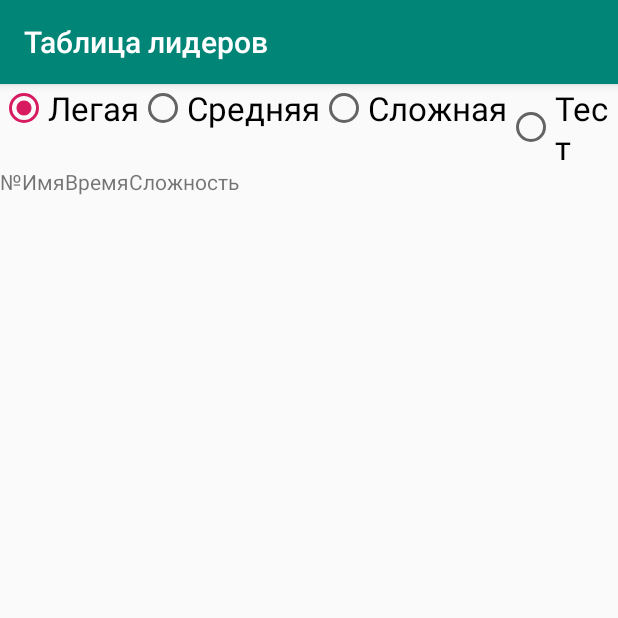
After one commit to BorshWSC/Sudoku, an Android app: the LeaderBoard screen opened directly, with no data from a screen before it, on a phone screen of 412 x 824 dp, the top half of it. The commit adds this screen. Run offline under Robolectric (Android 15) with nearby library versions, the phone set to English and light mode, and no system bars.

Commit message:
Add displaying from saved data in leader Board

```diff
--- a/app/src/main/AndroidManifest.xml
+++ b/app/src/main/AndroidManifest.xml
@@ -10,7 +10,8 @@
         android:screenOrientation="portrait"
         android:supportsRtl="true"
         android:theme="@style/AppTheme">
-        <activity android:name=".view.ResultActivity"></activity>
+        <activity android:name=".view.LeaderBoard"></activity>
+        <activity android:name=".view.ResultActivity" />
         <activity android:name=".view.EndOfGameActivity" />
         <activity android:name=".view.MainMenu">
             <intent-filter>
--- /dev/null
+++ b/app/src/main/java/ru/tpu/msk30/sudoku/save/DataController.kt
@@ -0,0 +1,53 @@
+package ru.tpu.msk30.sudoku.save
+
+
+class DataController {
+
+    companion object{
+
+        fun readData(dbHelper: ResultDataDbHelper): MutableMap<String, MutableList<Any>>{
+
+            val map = mutableMapOf<String, MutableList<Any>>()
+
+            val db = dbHelper.readableDatabase
+            val projection = arrayOf(ResultDataContract.ResultDataEntry.COLUMN_NAME_USER_NAME, ResultDataContract.ResultDataEntry.COLUMN_NAME_TIME, ResultDataContract.ResultDataEntry.COLUMN_NAME_DIFFICULTY)
+            val sortOrder = "${ResultDataContract.ResultDataEntry.COLUMN_NAME_TIME} ASC"
+            val cursor = db.query(
+                ResultDataContract.ResultDataEntry.TABLE_NAME,
+                projection,
+                null,
+                null,
+                null,
+                null,
+                sortOrder
+            )
+
+            val userTimes = mutableListOf<Any>()
+            val userNames = mutableListOf<Any>()
+            val difficulties = mutableListOf<Any>()
+            with(cursor){
+
+                while(moveToNext()){
+                    val name = getString(getColumnIndexOrThrow(ResultDataContract.ResultDataEntry.COLUMN_NAME_USER_NAME))
+                    val difficulty = getString(getColumnIndexOrThrow(ResultDataContract.ResultDataEntry.COLUMN_NAME_DIFFICULTY))
+                    val time = getLong(getColumnIndexOrThrow(ResultDataContract.ResultDataEntry.COLUMN_NAME_TIME))
+
+                    userNames.add(name)
+                    userTimes.add(time)
+                    difficulties.add(difficulty)
+                }
+
+            }
+
+            map.put("name", userNames)
+            map.put("time", userTimes)
+            map.put("difficulty", difficulties)
+
+
+            return map
+        }
+
+
+    }
+
+}
--- a/app/src/main/java/ru/tpu/msk30/sudoku/save/ResultDataContract.kt
+++ b/app/src/main/java/ru/tpu/msk30/sudoku/save/ResultDataContract.kt
@@ -15,8 +15,8 @@ object ResultDataContract {
         "CREATE TABLE ${ResultDataEntry.TABLE_NAME} (" +
                 "${BaseColumns._ID} INTEGER PRIMARY KEY," +
                 "${ResultDataEntry.COLUMN_NAME_USER_NAME} TEXT," +
-                "${ResultDataEntry.COLUMN_NAME_TIME} INTEGER)," +
-                "${ResultDataEntry.COLUMN_NAME_DIFFICULTY} TEXT "
+                "${ResultDataEntry.COLUMN_NAME_TIME} INTEGER," +
+                "${ResultDataEntry.COLUMN_NAME_DIFFICULTY} TEXT) "
 
     const val SQL_DELETE_ENTRIES = "DROP TABLE IF EXISTS ${ResultDataEntry.TABLE_NAME}"
 }
--- a/app/src/main/java/ru/tpu/msk30/sudoku/view/EndOfGameActivity.kt
+++ b/app/src/main/java/ru/tpu/msk30/sudoku/view/EndOfGameActivity.kt
@@ -1,7 +1,7 @@
 package ru.tpu.msk30.sudoku.view
 
 import android.content.ContentValues
-import android.content.RestrictionEntry
+import android.content.Intent
 import androidx.appcompat.app.AppCompatActivity
 import android.os.Bundle
 import kotlinx.android.synthetic.main.activity_end_of_game.*
@@ -31,7 +31,9 @@ class EndOfGameActivity : AppCompatActivity() {
 
             val newRowId = db?.insert(ResultDataContract.ResultDataEntry.TABLE_NAME, null, values)
 
-
+            val newIntent = Intent(this, ResultActivity::class.java)
+            newIntent.putExtra("difficulty", intent.getStringExtra("difficulty")?.toString())
+            startActivity(newIntent)
         }
     }
 }
--- /dev/null
+++ b/app/src/main/java/ru/tpu/msk30/sudoku/view/LeaderBoard.kt
@@ -0,0 +1,135 @@
+package ru.tpu.msk30.sudoku.view
+
+import androidx.appcompat.app.AppCompatActivity
+import android.os.Bundle
+import android.view.LayoutInflater
+import android.view.View
+import android.widget.RadioButton
+import android.widget.TableRow
+import android.widget.TextView
+import kotlinx.android.synthetic.main.activity_leader_board.*
+import kotlinx.android.synthetic.main.table_row.*
+import ru.tpu.msk30.sudoku.R
+import ru.tpu.msk30.sudoku.save.DataController
+import ru.tpu.msk30.sudoku.save.ResultDataDbHelper
+
+class LeaderBoard : AppCompatActivity() {
+
+    private lateinit var dbHelper: ResultDataDbHelper
+
+    private var userNames: MutableList<Any> = mutableListOf()
+    private var userTimes: MutableList<Any> = mutableListOf()
+    private  var difficulties: MutableList<Any> = mutableListOf()
+    private var difficulty = ""
+
+    private var currentUserNames: MutableList<Any> = mutableListOf()
+    private var currentUserTimes: MutableList<Any> = mutableListOf()
+    private  var currentDifficulties: MutableList<Any> = mutableListOf()
+
+    override fun onCreate(savedInstanceState: Bundle?) {
+        super.onCreate(savedInstanceState)
+        setContentView(R.layout.activity_leader_board)
+        title = "Таблица лидеров"
+
+        dbHelper = ResultDataDbHelper(this)
+
+        val data = DataController.readData(dbHelper)
+
+        data["name"]?.let{
+            userNames = it
+        }
+
+        data["time"]?.let {
+            userTimes = it
+        }
+
+        data["difficulty"]?.let {
+            difficulties = it
+        }
+
+        lowDifficultyRadioButton.isChecked = true
+        onRadioButtonClick(lowDifficultyRadioButton)
+
+    }
+
+    private fun showLeaderBoard(){
+
+        val size = currentUserNames.size
+
+        addRow("№", "Имя", "Время", "Сложность")
+
+        for(i in 0 until size){
+            addRow((i + 1).toString(), currentUserNames[i] as String, currentUserTimes[i].toString(), currentDifficulties[i] as String)
+        }
+
+
+
+    }
+
+    private fun addRow(number:String, name:String, time:String, difficulty: String){
+        val inflater = LayoutInflater.from(this)
+        val tableRow: TableRow = inflater.inflate(R.layout.table_row, null) as TableRow
+        val serialNumberView: TextView = tableRow.findViewById(R.id.serialNumberCol)
+        serialNumberView.text = number
+
+        val nameView: TextView = tableRow.findViewById(R.id.nameCol)
+        nameView.text = name
+
+        val timeView: TextView = tableRow.findViewById(R.id.timeCol)
+        timeView.text = time
+
+        val difficultyView: TextView = tableRow.findViewById(R.id.difficultyCol)
+        difficultyView.text = difficulty
+
+        leaderBoardTable.addView(tableRow)
+    }
+
+    private fun select(){
+        val size = userNames.size
+        currentUserNames = mutableListOf()
+        currentUserTimes = mutableListOf()
+        currentDifficulties = mutableListOf()
+        leaderBoardTable.removeAllViews()
+        for (i in 0 until size){
+            if(difficulties[i] == difficulty){
+                currentUserNames.add(userNames[i])
+                currentUserTimes.add(userTimes[i])
+                currentDifficulties.add(difficulties[i])
+            }
+        }
+    }
+
+    fun onRadioButtonClick(view: View) {
+
+        if(view is RadioButton){
+
+            val checked = view.isChecked
+
+            when(view.id){
+
+                R.id.lowDifficultyRadioButton ->
+                    if(checked){
+                        difficulty = "Низкий"
+                    }
+                R.id.mediumDifficultyRadioButton ->
+                    if(checked){
+                        difficulty = "Средний"
+                    }
+                R.id.highDifficultyRadioButton ->
+                    if(checked){
+                        difficulty = "Сложный"
+                    }
+                R.id.testDifficultyRadioButton ->
+                    if(checked){
+                        difficulty = "Тест"
+                    }
+
+            }
+
+            select()
+            showLeaderBoard()
+
+        }
+
+    }
+}
--- /dev/null
+++ b/app/src/main/res/layout/activity_leader_board.xml
@@ -0,0 +1,57 @@
+<?xml version="1.0" encoding="utf-8"?>
+<RelativeLayout xmlns:android="http://schemas.android.com/apk/res/android"
+    xmlns:app="http://schemas.android.com/apk/res-auto"
+    xmlns:tools="http://schemas.android.com/tools"
+    android:layout_width="match_parent"
+    android:layout_height="match_parent"
+    tools:context=".view.LeaderBoard">
+
+
+    <RadioGroup
+        android:id="@+id/difficultiesRadioGroup"
+        android:layout_width="match_parent"
+        android:layout_height="wrap_content"
+        android:orientation="horizontal">
+
+        <RadioButton
+            android:id="@+id/lowDifficultyRadioButton"
+            android:layout_width="wrap_content"
+            android:layout_height="wrap_content"
+            android:text="Легая"
+            android:textSize="22sp"
+            android:onClick="onRadioButtonClick"/>
+
+        <RadioButton
+            android:id="@+id/mediumDifficultyRadioButton"
+            android:layout_width="wrap_content"
+            android:layout_height="wrap_content"
+            android:text="Средняя"
+            android:textSize="22sp"
+            android:onClick="onRadioButtonClick"/>
+
+        <RadioButton
+            android:id="@+id/highDifficultyRadioButton"
+            android:layout_width="wrap_content"
+            android:layout_height="wrap_content"
+            android:text="Сложная"
+            android:textSize="22sp"
+            android:onClick="onRadioButtonClick"/>
+
+        <RadioButton
+            android:id="@+id/testDifficultyRadioButton"
+            android:layout_width="wrap_content"
+            android:layout_height="wrap_content"
+            android:text="Тест"
+            android:textSize="22sp"
+            android:onClick="onRadioButtonClick"/>
+
+    </RadioGroup>
+
+    <TableLayout
+        android:id="@+id/leaderBoardTable"
+        android:layout_width="match_parent"
+        android:layout_height="wrap_content"
+        android:layout_below = "@id/difficultiesRadioGroup">
+    </TableLayout>
+
+</RelativeLayout>
--- /dev/null
+++ b/app/src/main/res/layout/table_row.xml
@@ -0,0 +1,6 @@
+<TableRow xmlns:android="http://schemas.android.com/apk/res/android">
+    <TextView android:id="@+id/serialNumberCol" android:text="" />
+    <TextView android:id="@+id/nameCol" android:text="" />
+    <TextView android:id="@+id/timeCol" android:text="" />
+    <TextView android:id="@+id/difficultyCol" android:text="" />
+</TableRow>
```
Also changed, not shown: app/src/main/java/ru/tpu/msk30/sudoku/view/MainMenu.kt (+18 -5 lines), app/src/main/java/ru/tpu/msk30/sudoku/view/ResultActivity.kt (+46 -0 lines), app/src/main/res/layout/activity_main_menu.xml (+12 -0 lines), app/src/main/res/layout/activity_result.xml (+9 -2 lines).
